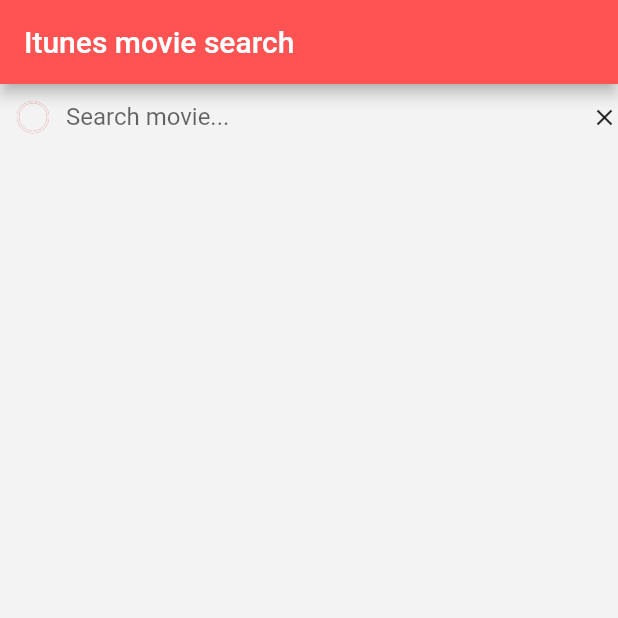
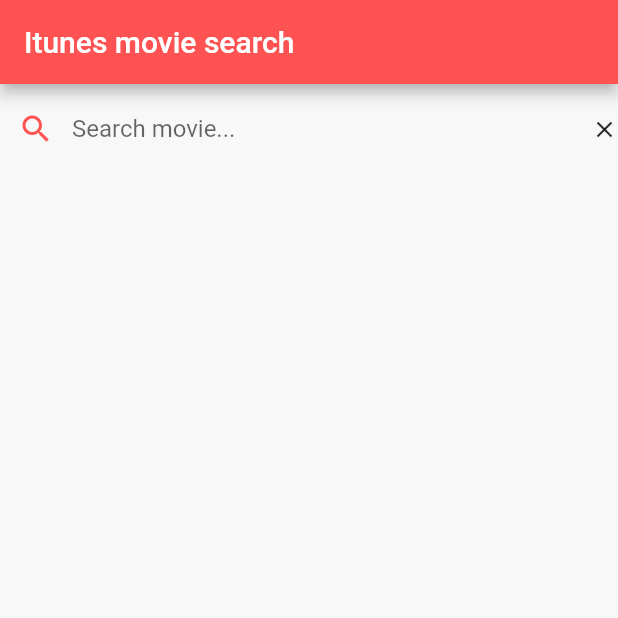
Before and after one commit to kirgudkov/flutter_app, a Flutter app: the screen it shows after launch, on a phone screen of 412 x 824 dp, the top half of it. Run offline on Flutter 3.47's test engine with Material 2 defaults, Android fonts, the phone set to English and light mode, and no system bars.

Commit message:
improve searchBar

```diff
--- a/lib/main.dart
+++ b/lib/main.dart
@@ -77,10 +77,10 @@ class _MyHomePageState extends State<MyHomePage> {
         value: isLoading ? null : 1,
         strokeWidth: 1.5,
         backgroundColor: Colors.redAccent,
-        valueColor: AlwaysStoppedAnimation<Color>(Color(0xffeeeeee)),
+        valueColor: AlwaysStoppedAnimation<Color>(Color(0xffffffff)),
       ),
-      height: 20,
-      width: 20,
+      height: 24,
+      width: 24,
     );
   }
 
@@ -89,18 +89,18 @@ class _MyHomePageState extends State<MyHomePage> {
     return Scaffold(
       appBar: AppBar(title: Text(widget.title)),
       body: Container(
-        color: Color(0x99eeeeee),
+        color: Color(0x22eeeeee),
         child: GestureDetector(
           onTap: handleOnScroll,
           child: Column(
             mainAxisAlignment: MainAxisAlignment.start,
             children: <Widget>[
               Padding(
-                padding: EdgeInsets.only(left: 12, top: 12, bottom: 12),
+                padding: EdgeInsets.only(left: 12, top: 18, bottom: 12),
                 child: Row(
                   crossAxisAlignment: CrossAxisAlignment.center,
                   children: <Widget>[
-                    getProgressIndicator(),
+                    isLoading ? getProgressIndicator() : Icon(Icons.search, color: Colors.redAccent),
                     Flexible(
                       child: Container(
                         margin: EdgeInsets.only(left: 12),
```
